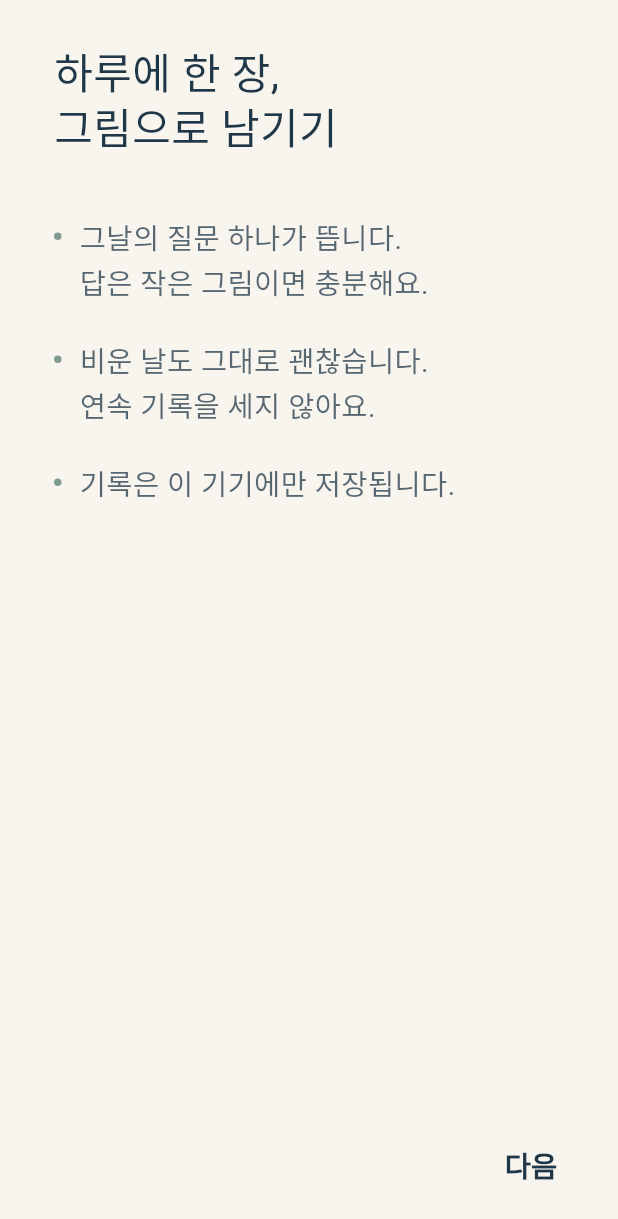
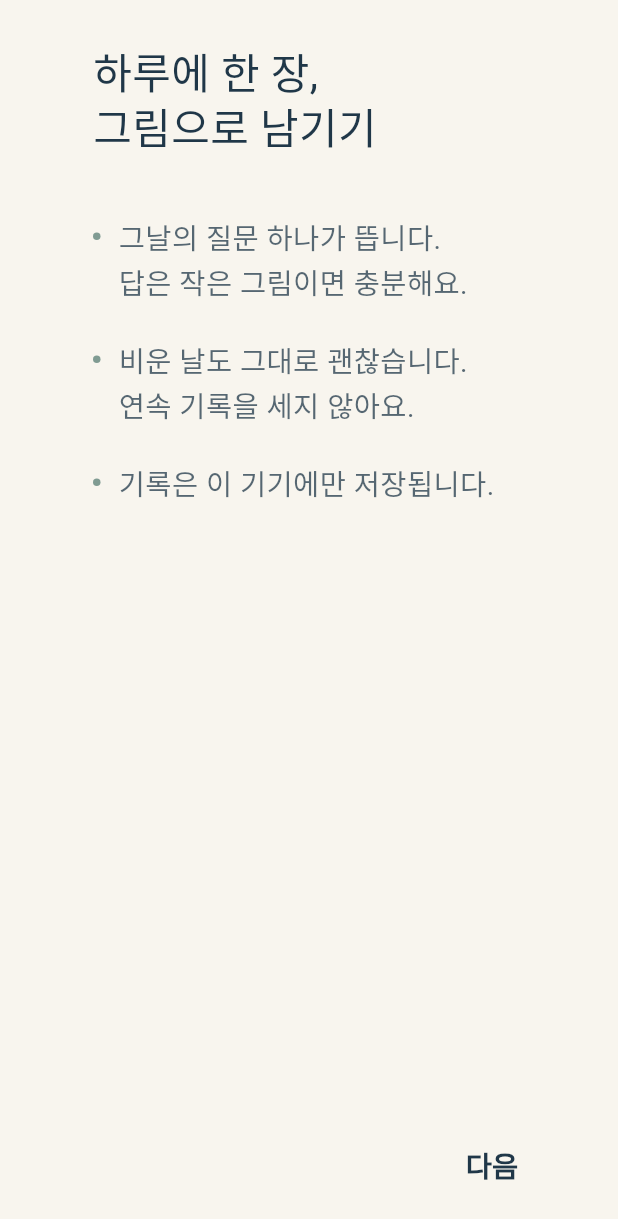
Before and after one commit to minseo-1129/ood-calendar, a Flutter app: the screen it shows after launch, on a phone screen of 412 x 824 dp. Shown: the top 1219 px of the screen. Run offline on Flutter 3.47's test engine with Material 3 defaults, Android fonts, the phone set to English and light mode, and no system bars; our stand-ins replace google_fonts, shared_preferences; Roboto replaces fonts that are missing (Gaegu).

Commit message:
Constrain app to prototype width

```diff
--- a/lib/main.dart
+++ b/lib/main.dart
@@ -29,6 +29,25 @@
       debugShowCheckedModeBanner: false,
       title: 'ood',
       theme: buildOodTheme(),
+      builder: (context, child) {
+        return ColoredBox(
+          color: kBackground,
+          child: LayoutBuilder(
+            builder: (context, constraints) {
+              final frameWidth =
+                  constraints.maxWidth > 360 ? 360.0 : constraints.maxWidth;
+
+              return Center(
+                child: SizedBox(
+                  width: frameWidth,
+                  height: constraints.maxHeight,
+                  child: child ?? const SizedBox.shrink(),
+                ),
+              );
+            },
+          ),
+        );
+      },
       home: BootGate(
         entryStore: EntryStore(),
         settingsStore: SettingsStore(),
```
